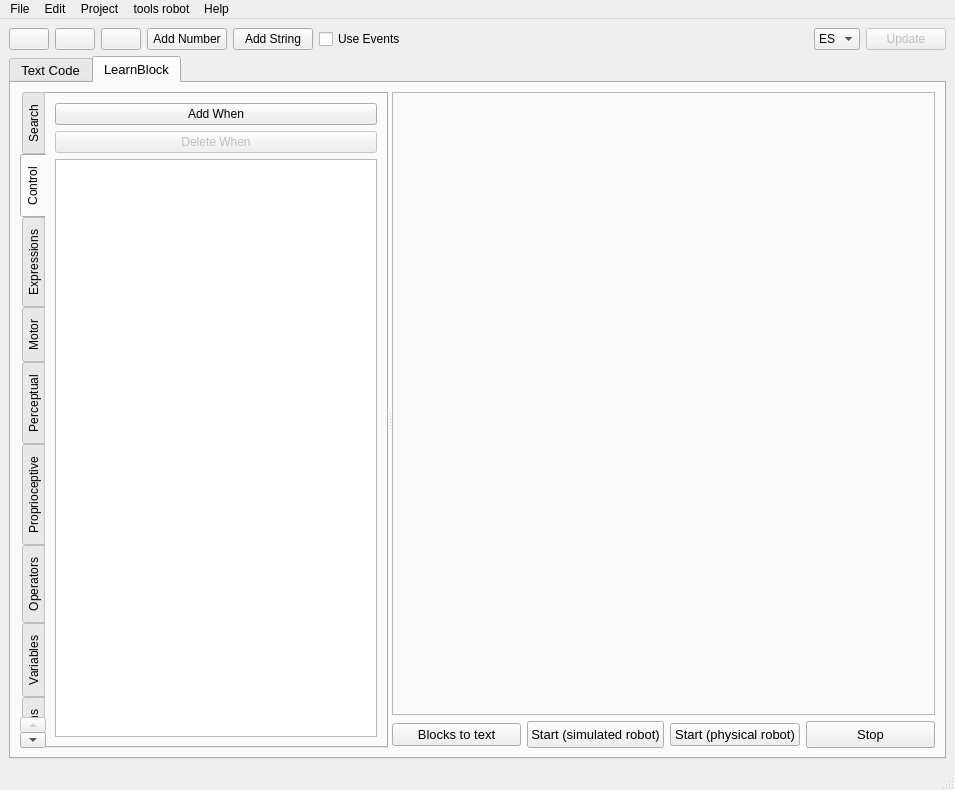
This is learnbot_dsl/guis/Learnblock.ui in robocomp/LearnBlock as Qt 5 draws it before an edit. The edited form follows.
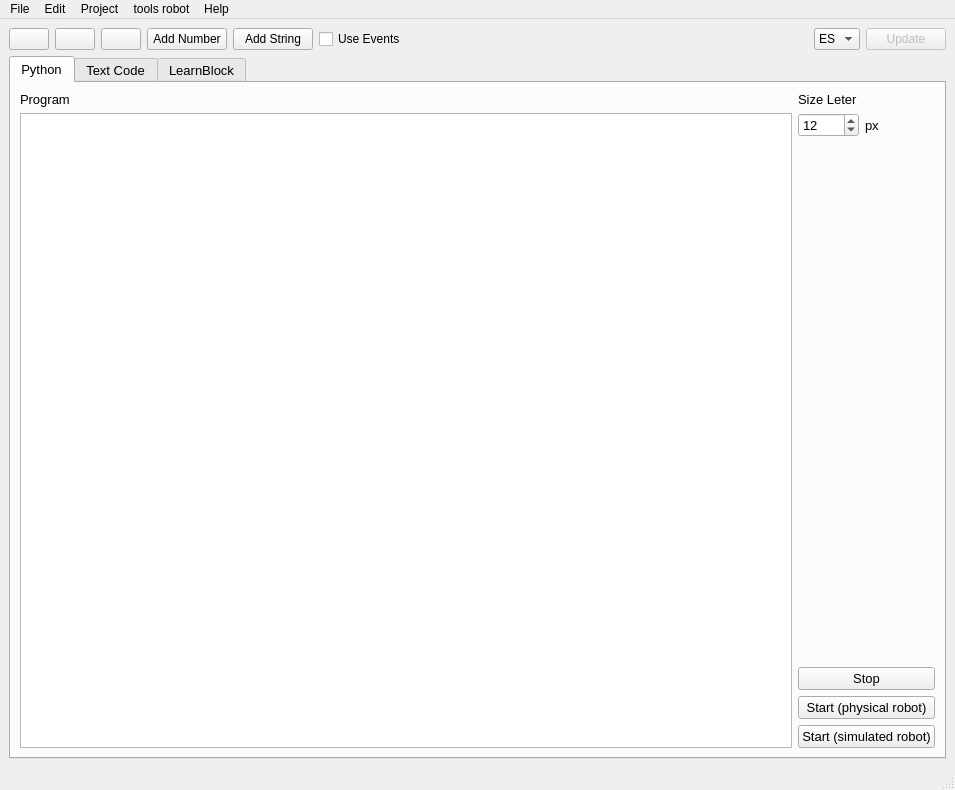
This is the edited form. The open tabs and pages were chosen to show the change.

Commit message: append python tab for run python code

The edit to the form file:
```diff
--- a/learnbot_dsl/guis/Learnblock.ui
+++ b/learnbot_dsl/guis/Learnblock.ui
@@ -150,6 +150,106 @@
       <property name="currentIndex">
        <number>1</number>
       </property>
+      <widget class="QWidget" name="tab">
+       <attribute name="title">
+        <string>Python</string>
+       </attribute>
+       <layout class="QHBoxLayout" name="horizontalLayout_5">
+        <item>
+         <layout class="QVBoxLayout" name="verticalLayout_18">
+          <item>
+           <widget class="QLabel" name="label_4">
+            <property name="text">
+             <string>Program</string>
+            </property>
+           </widget>
+          </item>
+          <item>
+           <widget class="QTextEdit" name="pythonCode"/>
+          </item>
+         </layout>
+        </item>
+        <item>
+         <layout class="QVBoxLayout" name="verticalLayout_20">
+          <item>
+           <layout class="QGridLayout" name="gridLayout_3">
+            <item row="1" column="1">
+             <widget class="QSpinBox" name="spinBoxPythonSize">
+              <property name="maximumSize">
+               <size>
+                <width>61</width>
+                <height>29</height>
+               </size>
+              </property>
+              <property name="value">
+               <number>12</number>
+              </property>
+             </widget>
+            </item>
+            <item row="1" column="2">
+             <widget class="QLabel" name="label_5">
+              <property name="text">
+               <string>px</string>
+              </property>
+             </widget>
+            </item>
+            <item row="0" column="1">
+             <widget class="QLabel" name="label_6">
+              <property name="text">
+               <string>Size Leter</string>
+              </property>
+             </widget>
+            </item>
+           </layout>
+          </item>
+          <item>
+           <spacer name="verticalSpacer_2">
+            <property name="orientation">
+             <enum>Qt::Vertical</enum>
+            </property>
+            <property name="sizeHint" stdset="0">
+             <size>
+              <width>20</width>
+              <height>40</height>
+             </size>
+            </property>
+           </spacer>
+          </item>
+          <item>
+           <layout class="QVBoxLayout" name="verticalLayout_19">
+            <item>
+             <widget class="QPushButton" name="stopPythonPushButton">
+              <property name="enabled">
+               <bool>true</bool>
+              </property>
+              <property name="text">
+               <string>Stop</string>
+              </property>
+             </widget>
+            </item>
+            <item>
+             <widget class="QPushButton" name="startPRPythonPushButton">
+              <property name="text">
+               <string>Start (physical robot)</string>
+              </property>
+             </widget>
+            </item>
+            <item>
+             <widget class="QPushButton" name="startSRPythonPushButton">
+              <property name="enabled">
+               <bool>true</bool>
+              </property>
+              <property name="text">
+               <string>Start (simulated robot)</string>
+              </property>
+             </widget>
+            </item>
+           </layout>
+          </item>
+         </layout>
+        </item>
+       </layout>
+      </widget>
       <widget class="QWidget" name="program_text">
        <property name="enabled">
         <bool>true</bool>
```
Left out of the diff: 2 changed lines with no effect on the pictures. The commit also changes 10 other files.
